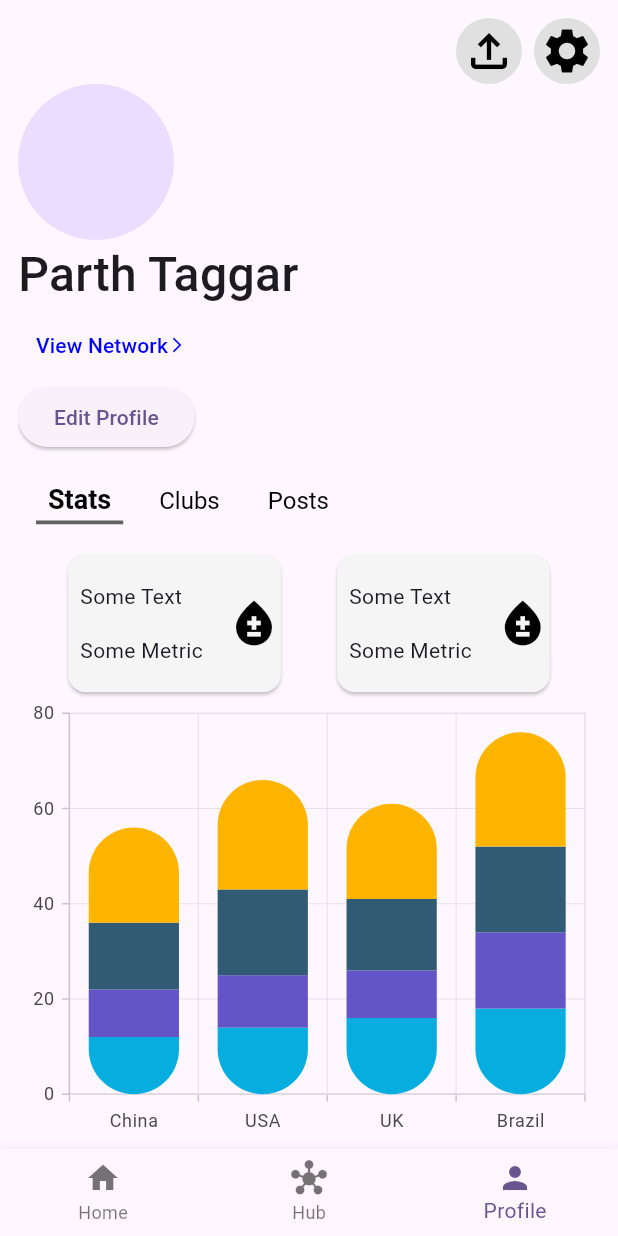
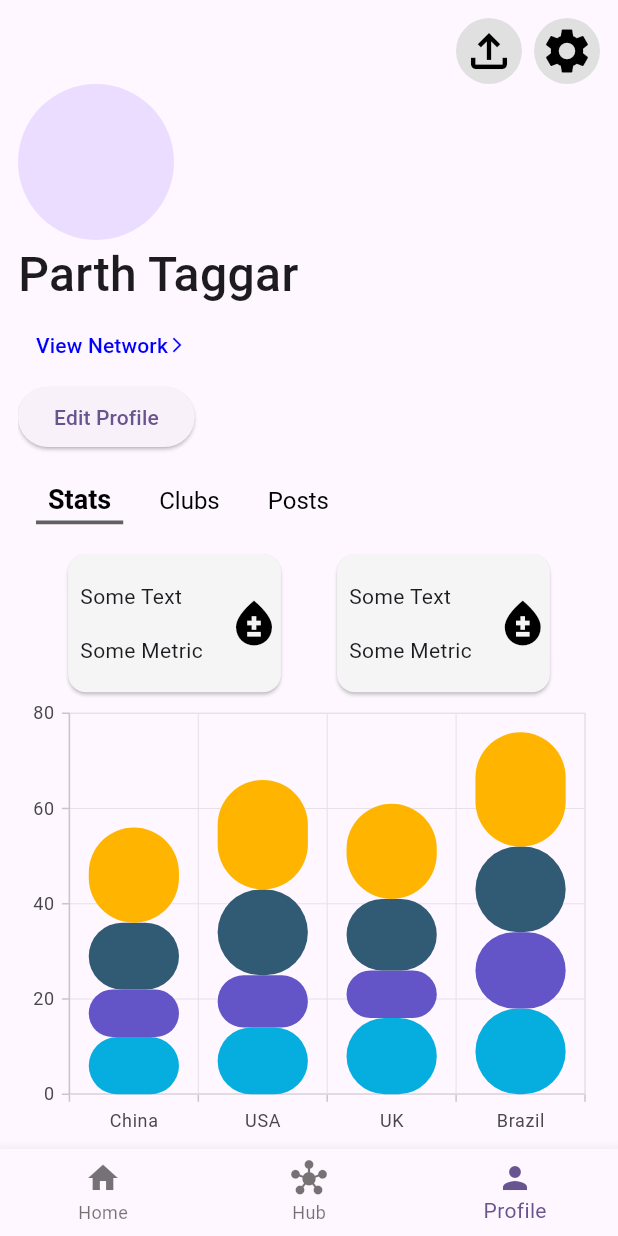
Before and after one commit to Parth-11/Athelia-App, a Flutter app: the screen it shows after launch, item 3 of the bottom bar chosen, on a phone screen of 412 x 824 dp. Run offline on Flutter 3.47's test engine with Material 3 defaults, Android fonts, the phone set to English and light mode, and no system bars; our stand-ins replace intl_phone_field, syncfusion_flutter_charts.

Commit message:
Added IntlPhone to edit profile and made user and hobbies models

```diff
--- /dev/null
+++ b/lib/models/hobbies.dart
@@ -0,0 +1,13 @@
+class Hobbies {
+  const Hobbies({
+    required this.label,
+    this.completed = 0,
+    this.doing = 0,
+    this.wantTo = 0,
+  });
+
+  final String label;
+  final int completed;
+  final int doing;
+  final int wantTo;
+}
--- /dev/null
+++ b/lib/models/user.dart
@@ -0,0 +1,13 @@
+import 'package:athelia/models/hobbies.dart';
+
+class User {
+  User({
+    required this.userHobbies,
+    required this.userName,
+    required this.email,
+  });
+
+  final String userName;
+  List<Hobbies> userHobbies;
+  final String email;
+}
--- a/lib/screens/profile/edit_profile.dart
+++ b/lib/screens/profile/edit_profile.dart
@@ -1,6 +1,7 @@
 import 'package:athelia/widgets/profile/change_password.dart';
 import 'package:athelia/widgets/profile/custom_text_field.dart';
 import 'package:flutter/material.dart';
+import 'package:intl_phone_field/intl_phone_field.dart';
 
 class EditProfilePage extends StatefulWidget {
   const EditProfilePage({super.key});
@@ -145,7 +146,6 @@ class _EditProfilePageState extends State<EditProfilePage> {
     );
   }
 
-
   @override
   Widget build(BuildContext context) {
     return Scaffold(
@@ -185,16 +185,29 @@ class _EditProfilePageState extends State<EditProfilePage> {
             CustomTextField(label: 'Last Name', controller: _lastName),
             CustomTextField(label: 'Email', controller: _email),
             CustomTextField(label: 'Phone Number', controller: _phone),
+            IntlPhoneField(
+              decoration: InputDecoration(
+                labelText: 'Phone Number',
+                border: OutlineInputBorder(borderSide: BorderSide()),
+              ),
+              initialCountryCode: 'IN',
+              onChanged: (phone) {
+                print(phone);
+              },
+            ),
             CustomTextField(label: 'Address', controller: _address),
-            CustomTextField(label: 'Goodreads Username/Link', controller: _goodreads),
+            CustomTextField(
+              label: 'Goodreads Username/Link',
+              controller: _goodreads,
+            ),
             CustomTextField(label: 'Hobbies & Interests', controller: _hobbies),
             const SizedBox(height: 10),
 
             // Custom Fields
             for (int i = 0; i < _customFields.length; i++) ...[
-              CustomTextField(clabel:
-                _customFields[i]['title']!, controller:
-                _customFields[i]['value']!,
+              CustomTextField(
+                clabel: _customFields[i]['title']!,
+                controller: _customFields[i]['value']!,
                 maxLines: 2,
               ),
             ],
--- a/lib/screens/profile/stats.dart
+++ b/lib/screens/profile/stats.dart
@@ -48,29 +48,25 @@ class StatsSubSection extends StatelessWidget {
           primaryXAxis: CategoryAxis(),
           series: [
             StackedColumnSeries<ChartData, String>(
-              borderRadius: BorderRadius.only(
-                bottomLeft: Radius.circular(32),
-                bottomRight: Radius.circular(32),
-              ),
+              borderRadius: BorderRadius.circular(64),
               dataSource: chartData,
               xValueMapper: (data, _) => data.x,
               yValueMapper: (data, _) => data.y1,
             ),
             StackedColumnSeries<ChartData, String>(
+              borderRadius: BorderRadius.circular(64),
               dataSource: chartData,
               xValueMapper: (data, _) => data.x,
               yValueMapper: (data, _) => data.y2,
             ),
             StackedColumnSeries<ChartData, String>(
+              borderRadius: BorderRadius.circular(64),
               dataSource: chartData,
               xValueMapper: (data, _) => data.x,
               yValueMapper: (data, _) => data.y3,
             ),
             StackedColumnSeries<ChartData, String>(
-              borderRadius: BorderRadius.only(
-                topLeft: Radius.circular(32),
-                topRight: Radius.circular(32),
-              ),
+              borderRadius: BorderRadius.circular(64),
               dataSource: chartData,
               xValueMapper: (data, _) => data.x,
               yValueMapper: (data, _) => data.y4,
--- a/pubspec.yaml
+++ b/pubspec.yaml
@@ -35,6 +35,7 @@ dependencies:
   cupertino_icons: ^1.0.8
   syncfusion_flutter_charts: ^29.1.41
   fast_charts: ^0.2.2
+  intl_phone_field: ^3.2.0
 
 dev_dependencies:
   flutter_test:
```
Also changed, not shown: pubspec.lock.
